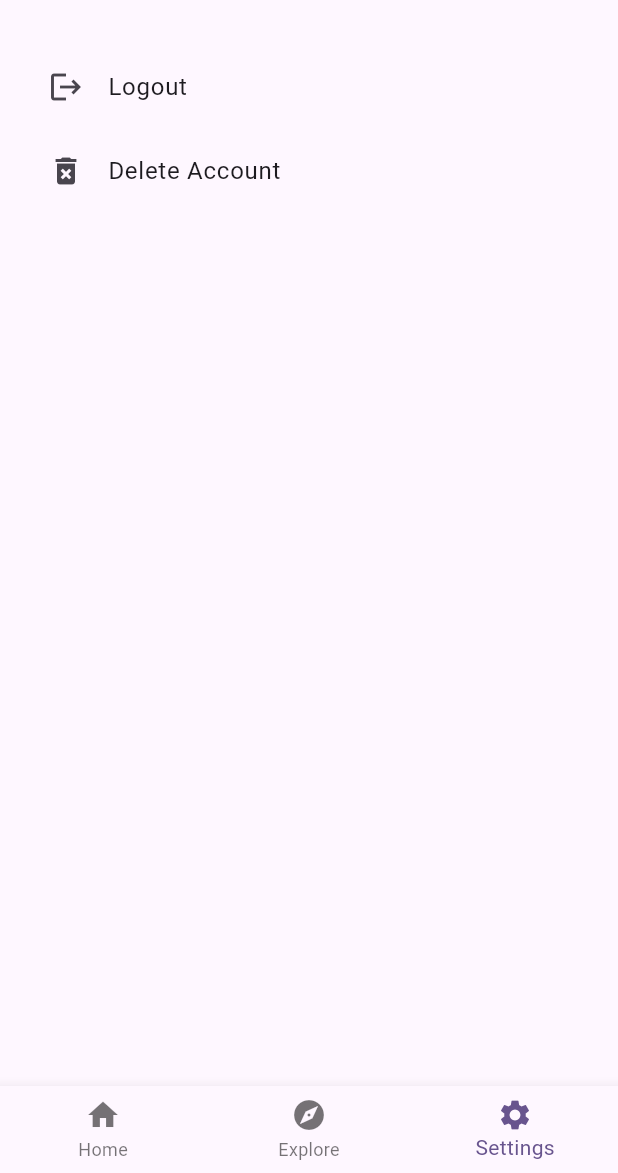
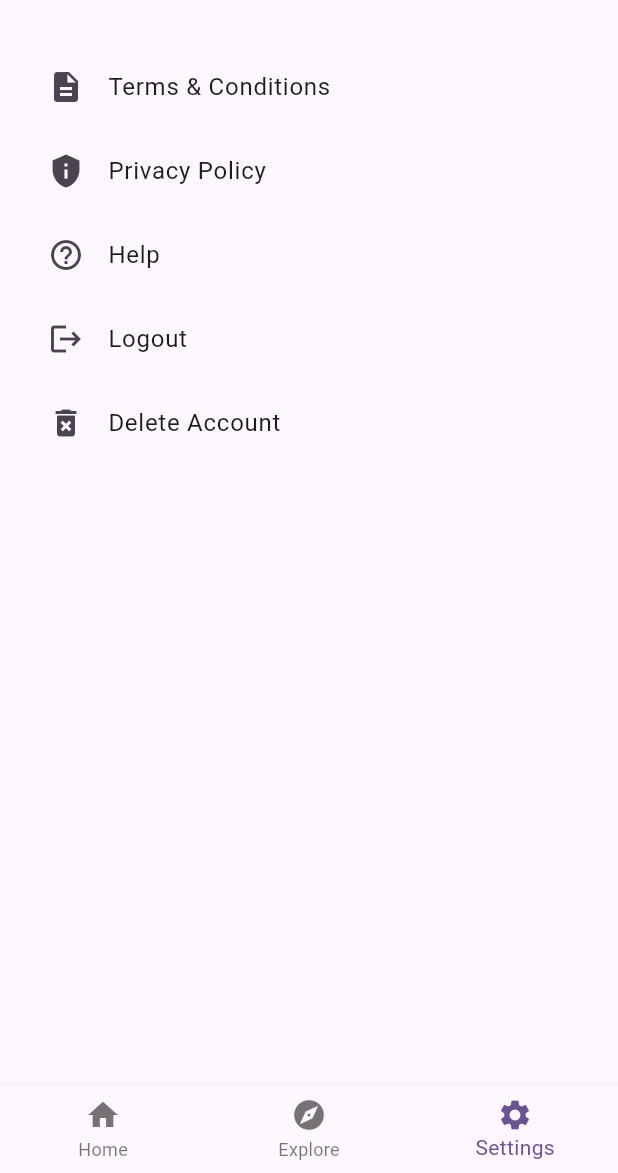
Before and after one commit to Vivek5kwt/bhk, a Flutter app: the HomeScreen screen opened by its route, item 3 of the bottom bar chosen, on a phone screen of 412 x 824 dp, the part 63-1236 px from its top. Run offline on Flutter 3.47's test engine with Material 3 defaults, Android fonts, the light colour scheme and no system bars; our stand-ins replace bloc, firebase_auth, firebase_core, flutter_bloc, go_router, google_sign_in; missing offline and left inert: flutter_facebook_auth; accounts and stored records are empty.

Commit message:
Add legal and help info screens

```diff
--- /dev/null
+++ b/lib/info/info_cubit.dart
@@ -0,0 +1,32 @@
+import 'package:bloc/bloc.dart';
+import 'info_state.dart';
+
+enum InfoPage { terms, privacy, help }
+
+class InfoCubit extends Cubit<InfoState> {
+  InfoCubit() : super(const InfoState());
+
+  Future<void> load(InfoPage page) async {
+    emit(state.copyWith(loading: true, content: null, error: null));
+    try {
+      await Future.delayed(const Duration(milliseconds: 300));
+      final content = _contentForPage(page);
+      emit(InfoState(content: content));
+    } catch (e) {
+      emit(InfoState(error: e.toString()));
+    }
+  }
+
+  String _contentForPage(InfoPage page) {
+    switch (page) {
+      case InfoPage.terms:
+        return 'These are the terms and conditions of the app.'
+            ' Users must agree to them before continuing.';
+      case InfoPage.privacy:
+        return 'This privacy policy explains how user data is handled'
+            ' and stored securely.';
+      case InfoPage.help:
+        return 'For help, please contact support or consult the FAQ section.';
+    }
+  }
+}
--- a/lib/main.dart
+++ b/lib/main.dart
@@ -11,6 +11,8 @@
 import 'screens/splash_screen.dart';
 import 'screens/walkthrough_screen.dart';
 import 'screens/home_screen.dart';
+import 'screens/info_screen.dart';
+import 'info/info_cubit.dart';
 import 'package:firebase_core/firebase_core.dart';
 import 'firebase_options.dart';
 
@@ -38,6 +40,9 @@
         builder: (_, state) => OtpScreen(confirmationResult: state.extra),
       ),
       GoRoute(path: '/home', builder: (_, __) => const HomeScreen()),
+      GoRoute(path: '/terms', builder: (_, __) => const InfoScreen(page: InfoPage.terms)),
+      GoRoute(path: '/privacy', builder: (_, __) => const InfoScreen(page: InfoPage.privacy)),
+      GoRoute(path: '/help', builder: (_, __) => const InfoScreen(page: InfoPage.help)),
     ],
   );
 
--- a/lib/screens/settings_screen.dart
+++ b/lib/screens/settings_screen.dart
@@ -2,6 +2,7 @@ import 'package:flutter/material.dart';
 import 'package:flutter_bloc/flutter_bloc.dart';
 import '../auth/bloc/auth_bloc.dart';
 import '../auth/bloc/auth_event.dart';
+import 'package:go_router/go_router.dart';
 
 class SettingsScreen extends StatelessWidget {
   const SettingsScreen({super.key});
@@ -11,6 +12,21 @@ class SettingsScreen extends StatelessWidget {
     return ListView(
       padding: const EdgeInsets.all(16),
       children: [
+        ListTile(
+          title: const Text('Terms & Conditions'),
+          leading: const Icon(Icons.description),
+          onTap: () => context.go('/terms'),
+        ),
+        ListTile(
+          title: const Text('Privacy Policy'),
+          leading: const Icon(Icons.privacy_tip),
+          onTap: () => context.go('/privacy'),
+        ),
+        ListTile(
+          title: const Text('Help'),
+          leading: const Icon(Icons.help_outline),
+          onTap: () => context.go('/help'),
+        ),
         ListTile(
           title: const Text('Logout'),
           leading: const Icon(Icons.logout),
```
Also changed, not shown: lib/info/info_state.dart (added, +15 -0 lines), lib/screens/info_screen.dart (added, +44 -0 lines).
